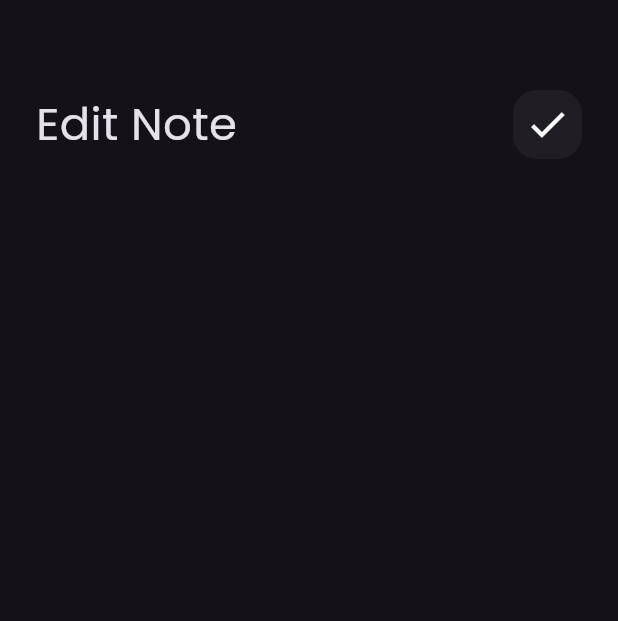
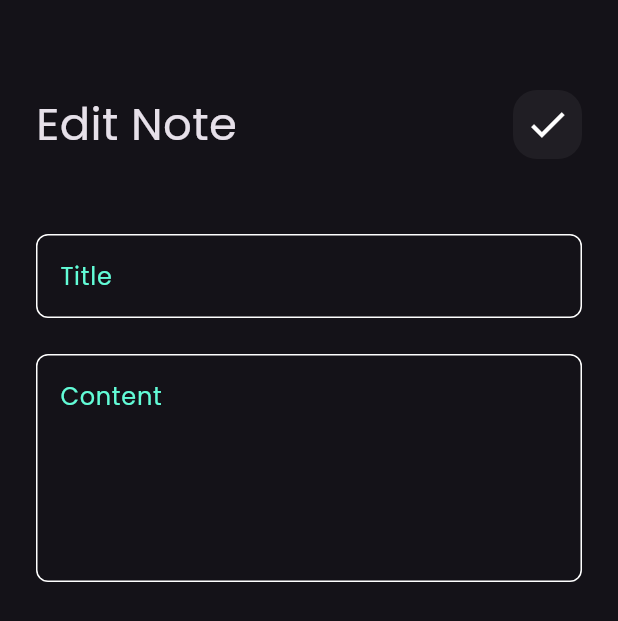
Before and after one commit to MahmoudMohamed447/Notes_App, a Flutter app: the EditNoteViewBody screen opened directly, on a phone screen of 412 x 824 dp. Shown: the top 621 px of the screen. Run offline on Flutter 3.47's test engine with Material 3 defaults, Android fonts, the phone set to English and light mode, and no system bars.

Commit message:
finish edit note view ui

```diff
--- a/lib/widgets/edit_note_view_body.dart
+++ b/lib/widgets/edit_note_view_body.dart
@@ -1,5 +1,6 @@
 import 'package:flutter/material.dart';
 import 'package:notes_app/widgets/custom_appbar.dart';
+import 'package:notes_app/widgets/custom_text_field.dart';
 
 class EditNoteViewBody extends StatelessWidget {
   const EditNoteViewBody({super.key});
@@ -17,8 +18,15 @@ class EditNoteViewBody extends StatelessWidget {
             CustomAppBar(
               title: 'Edit Note',
               icon: Icons.check,
-
-            )
+            ),
+            SizedBox(
+              height: 50,
+            ),
+            CustomTextField(hint: 'Title'),
+            SizedBox(
+              height: 24,
+            ),
+            CustomTextField(hint: 'Content', maxLines: 5,)
           ],
         ),
       ),
```
